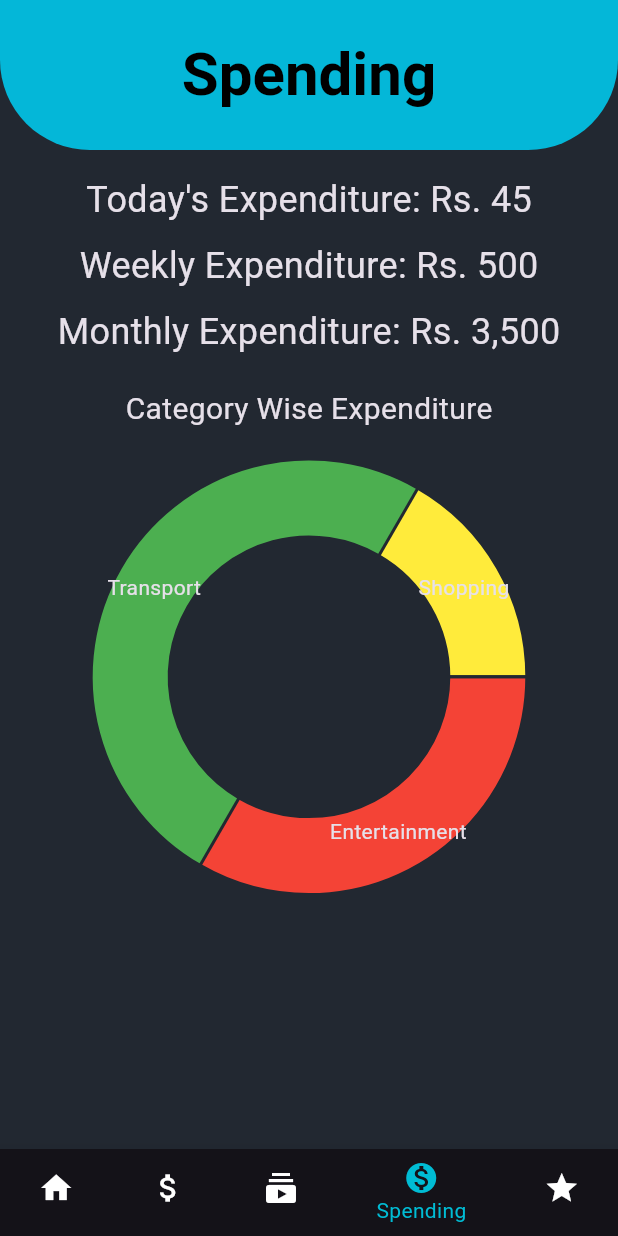
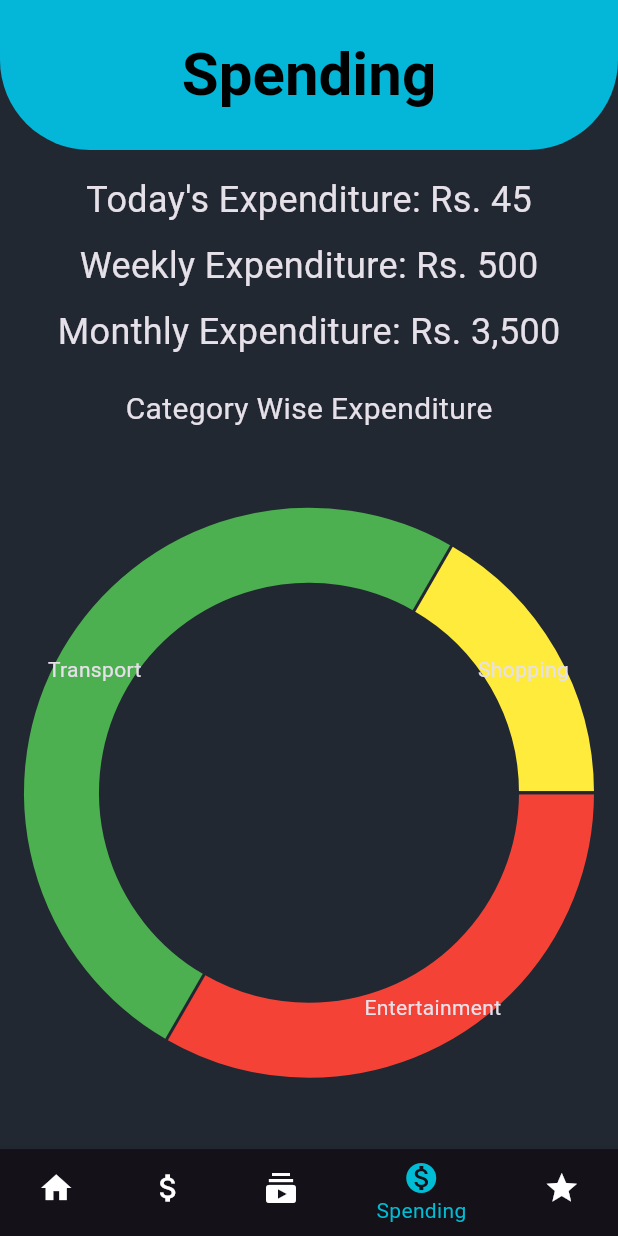
Before and after one commit to TanujTS/lw-fintrack, a Flutter app: the screen it shows after launch, item 4 of the bottom bar chosen, on a phone screen of 412 x 824 dp. Run offline on Flutter 3.47's test engine with Material 3 defaults, Android fonts, the phone set to English and light mode, and no system bars; drawn by our look-alikes of fl_chart.

Commit message:
Pie Chart

```diff
--- a/lib/screens/spending_screen.dart
+++ b/lib/screens/spending_screen.dart
@@ -43,7 +43,10 @@ class SpendingScreen extends StatelessWidget {
                 style: TextStyle(fontSize: 20)),
             const SizedBox(height: 20),
             // Placeholder for circular chart
-            PieChart(PieChartData(sections: [
+            Flexible(
+              child: PieChart(
+                PieChartData(
+                  sections: [
                     PieChartSectionData(
                       color: Colors.red,
                       value: 20,
@@ -61,8 +64,11 @@ class SpendingScreen extends StatelessWidget {
                       value: 10,
                       title: 'Shopping',
                       radius: 50,
-              )
-            ]))
+                    ),
+                  ],
+                ),
+              ),
+            ),
           ],
         ),
       ),
```
Lines whose indentation alone changed are shown as unchanged.
